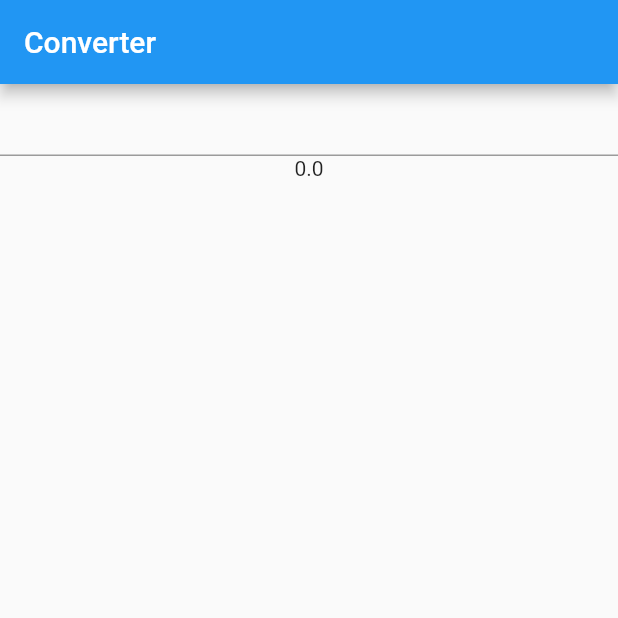
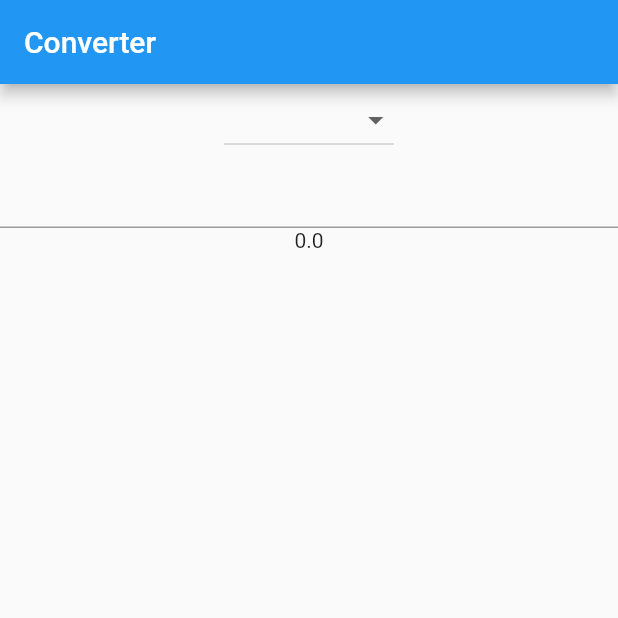
Before and after one commit to sanjeevjayasurya/converter, a Flutter app: the screen it shows after launch, on a phone screen of 412 x 824 dp, the top half of it. Run offline on Flutter 3.47's test engine with Material 2 defaults, Android fonts, the phone set to English and light mode, and no system bars.

Commit message:
feat: add dropdown with list of values

```diff
--- a/lib/main.dart
+++ b/lib/main.dart
@@ -40,6 +40,15 @@ class MyAppState extends State<MyApp> {
           body: Center(
             child: Column(
               children: [
+                DropdownButton(
+                  items: _measures.map((String value) {
+                    return DropdownMenuItem<String>(
+                      value: value,
+                      child: Text(value),
+                    );
+                  }).toList(),
+                  onChanged: (_) {},
+                ),
                 TextField(
                   onChanged: (text) {
                     var rv = double.tryParse(text);
```
